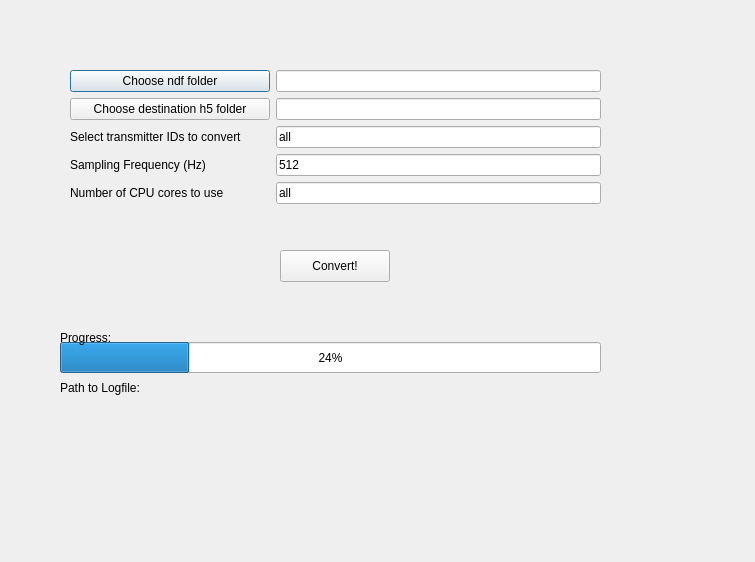
Qt form pyecog/visualisation/converting_ndf_h5_subwindow.ui (jcornford/pyecog) before a commit.
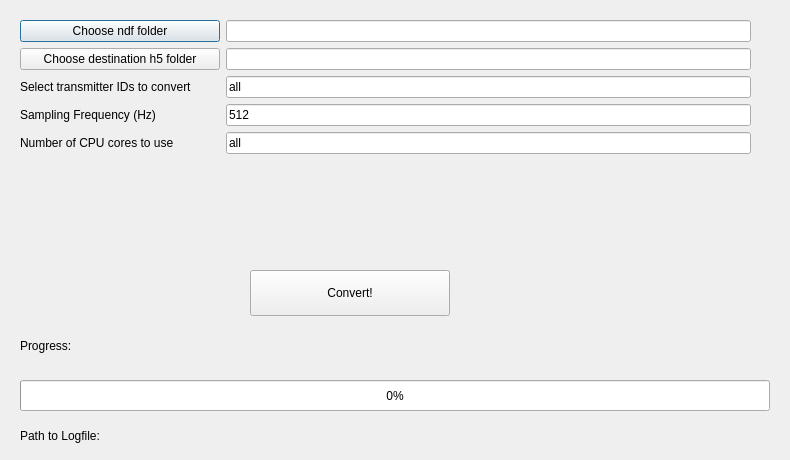
The same form after that commit.

What changed in the file:
```diff
--- a/pyecog/visualisation/converting_ndf_h5_subwindow.ui
+++ b/pyecog/visualisation/converting_ndf_h5_subwindow.ui
@@ -6,8 +6,8 @@
    <rect>
     <x>0</x>
     <y>0</y>
-    <width>755</width>
-    <height>562</height>
+    <width>790</width>
+    <height>460</height>
    </rect>
   </property>
   <property name="windowTitle">
@@ -16,10 +16,10 @@
   <widget class="QWidget" name="formLayoutWidget">
    <property name="geometry">
     <rect>
-     <x>70</x>
-     <y>70</y>
-     <width>531</width>
-     <height>161</height>
+     <x>20</x>
+     <y>20</y>
+     <width>731</width>
+     <height>241</height>
     </rect>
    </property>
    <layout class="QFormLayout" name="formLayout_2">
@@ -51,12 +51,6 @@
         <height>0</height>
        </size>
       </property>
-      <property name="maximumSize">
-       <size>
-        <width>170</width>
-        <height>16777215</height>
-       </size>
-      </property>
       <property name="text">
        <string>Choose ndf folder</string>
       </property>
@@ -70,12 +64,6 @@
         <height>0</height>
        </size>
       </property>
-      <property name="maximumSize">
-       <size>
-        <width>200</width>
-        <height>32</height>
-       </size>
-      </property>
       <property name="text">
        <string>Choose destination h5 folder</string>
       </property>
@@ -128,23 +116,23 @@
   <widget class="QProgressBar" name="progressBar">
    <property name="geometry">
     <rect>
-     <x>60</x>
-     <y>342</y>
-     <width>541</width>
+     <x>20</x>
+     <y>380</y>
+     <width>750</width>
      <height>31</height>
     </rect>
    </property>
    <property name="value">
-    <number>24</number>
+    <number>0</number>
    </property>
   </widget>
   <widget class="QLabel" name="progress_bar_label">
    <property name="geometry">
     <rect>
-     <x>60</x>
+     <x>20</x>
      <y>330</y>
-     <width>461</width>
-     <height>16</height>
+     <width>750</width>
+     <height>31</height>
     </rect>
    </property>
    <property name="text">
@@ -154,10 +142,10 @@
   <widget class="QPushButton" name="convert_button">
    <property name="geometry">
     <rect>
-     <x>280</x>
-     <y>250</y>
-     <width>110</width>
-     <height>32</height>
+     <x>250</x>
+     <y>270</y>
+     <width>200</width>
+     <height>46</height>
     </rect>
    </property>
    <property name="text">
@@ -167,10 +155,10 @@
   <widget class="QLabel" name="logpath_dsplay">
    <property name="geometry">
     <rect>
-     <x>60</x>
-     <y>380</y>
-     <width>600</width>
-     <height>16</height>
+     <x>20</x>
+     <y>420</y>
+     <width>750</width>
+     <height>31</height>
     </rect>
    </property>
    <property name="minimumSize">
@@ -186,10 +174,10 @@
   <widget class="QLabel" name="hidden_label">
    <property name="geometry">
     <rect>
-     <x>60</x>
-     <y>300</y>
-     <width>600</width>
-     <height>16</height>
+     <x>20</x>
+     <y>320</y>
+     <width>750</width>
+     <height>31</height>
     </rect>
    </property>
    <property name="minimumSize">
```
